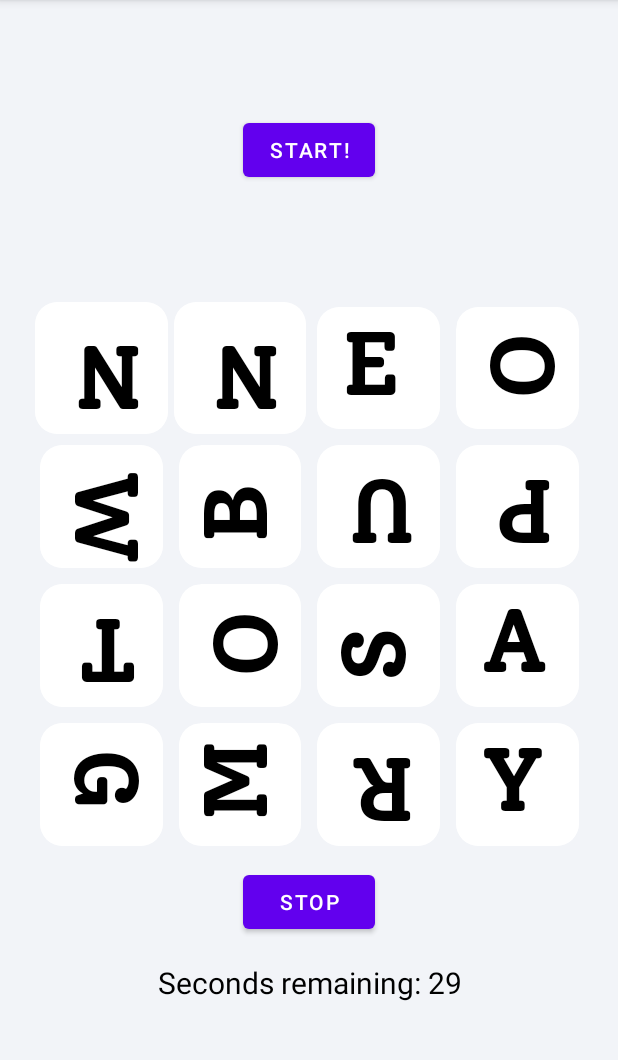
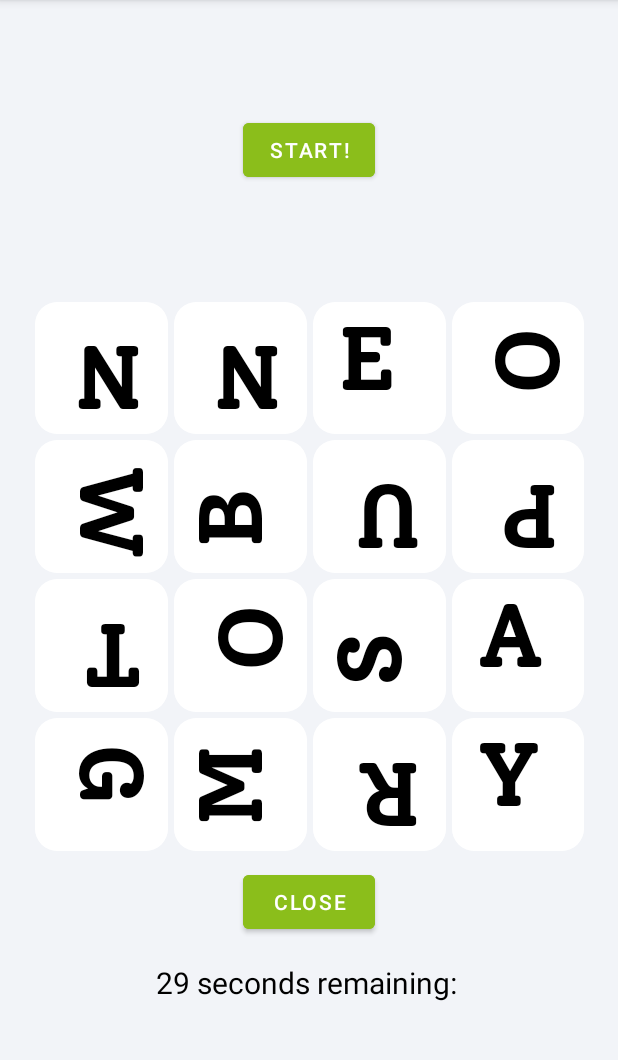
Before and after one commit to tubbmeister/My_Boggle, an Android app: the screen it shows after launch (MainActivity), after a tap on "START!", on a phone screen of 412 x 824 dp, the part 84-1144 px from its top. Run offline under Robolectric (Android 15) with nearby library versions, the phone set to English and light mode, and no system bars.

Commit message:
Dad is the best 2

```diff
--- a/app/src/main/java/com/example/myboggle/MainActivity.java
+++ b/app/src/main/java/com/example/myboggle/MainActivity.java
@@ -7,6 +7,7 @@ import android.content.res.Resources;
 import android.content.res.TypedArray;
 import android.os.Bundle;
 import android.os.CountDownTimer;
+import android.os.Handler;
 import android.view.View;
 import android.widget.ImageView;
 import android.widget.TextView;
@@ -56,7 +57,7 @@ public void Start(View view) {
     new CountDownTimer(30000, 1000) {
 
         public void onTick(long millisUntilFinished) {
-            mTextField.setText("Seconds remaining: " + millisUntilFinished / 1000);
+            mTextField.setText( millisUntilFinished / 1000+" seconds remaining: ");
         }
 
         public void onFinish() {
@@ -65,12 +66,11 @@ public void Start(View view) {
     }.start();
 
 
-
         Resources r = getResources(); //allows arrays to be loaded
         TypedArray Tiles = getResources().obtainTypedArray(R.array.image_array); //get array with tiles in
         Random rand = new Random();
         int randomNum4 = rand.nextInt(3 - 0 + 1); //creates random angle for displayed letter
-    int randomNum6 = rand.nextInt(5 ); //creates random angle for displayed letter
+        int randomNum6 = rand.nextInt(5); //creates random angle for displayed letter
         Top_1 = r.getStringArray(R.array.Display_Angle);
         Angle = Top_1[randomNum4]; //chooses from 4 options
         float tempFloat = Float.parseFloat(Angle);
@@ -95,7 +95,7 @@ public void Start(View view) {
         //if (Cube_Number==1){
         Sel_Letter = r.getStringArray(R.array.cube_arrays);
         Tube_Array_Choice = Sel_Letter[Cube_Number];
-    int arrayName_ID= getResources().getIdentifier(Tube_Array_Choice , "array",this.getPackageName());
+        int arrayName_ID = getResources().getIdentifier(Tube_Array_Choice, "array", this.getPackageName());
 
         String[] items = getResources().getStringArray(arrayName_ID);
 
@@ -113,7 +113,7 @@ public void Start(View view) {
         //if (Cube_Number==1){
         Sel_Letter = r.getStringArray(R.array.cube_arrays);
         Tube_Array_Choice = Sel_Letter[Cube_Number];
-     arrayName_ID= getResources().getIdentifier(Tube_Array_Choice , "array",this.getPackageName());
+        arrayName_ID = getResources().getIdentifier(Tube_Array_Choice, "array", this.getPackageName());
 
         items = getResources().getStringArray(arrayName_ID);
 
@@ -132,7 +132,7 @@ public void Start(View view) {
         //if (Cube_Number==1){
         Sel_Letter = r.getStringArray(R.array.cube_arrays);
         Tube_Array_Choice = Sel_Letter[Cube_Number];
-    arrayName_ID= getResources().getIdentifier(Tube_Array_Choice , "array",this.getPackageName());
+        arrayName_ID = getResources().getIdentifier(Tube_Array_Choice, "array", this.getPackageName());
 
         items = getResources().getStringArray(arrayName_ID);
 
@@ -151,7 +151,7 @@ public void Start(View view) {
         //if (Cube_Number==1){
         Sel_Letter = r.getStringArray(R.array.cube_arrays);
         Tube_Array_Choice = Sel_Letter[Cube_Number];
-    arrayName_ID= getResources().getIdentifier(Tube_Array_Choice , "array",this.getPackageName());
+        arrayName_ID = getResources().getIdentifier(Tube_Array_Choice, "array", this.getPackageName());
 
         items = getResources().getStringArray(arrayName_ID);
 
@@ -170,7 +170,7 @@ public void Start(View view) {
         //if (Cube_Number==1){
         Sel_Letter = r.getStringArray(R.array.cube_arrays);
         Tube_Array_Choice = Sel_Letter[Cube_Number];
-    arrayName_ID= getResources().getIdentifier(Tube_Array_Choice , "array",this.getPackageName());
+        arrayName_ID = getResources().getIdentifier(Tube_Array_Choice, "array", this.getPackageName());
 
         items = getResources().getStringArray(arrayName_ID);
 
@@ -188,7 +188,7 @@ public void Start(View view) {
         //if (Cube_Number==1){
         Sel_Letter = r.getStringArray(R.array.cube_arrays);
         Tube_Array_Choice = Sel_Letter[Cube_Number];
-    arrayName_ID= getResources().getIdentifier(Tube_Array_Choice , "array",this.getPackageName());
+        arrayName_ID = getResources().getIdentifier(Tube_Array_Choice, "array", this.getPackageName());
 
         items = getResources().getStringArray(arrayName_ID);
 
@@ -205,7 +205,7 @@ public void Start(View view) {
         //if (Cube_Number==1){
         Sel_Letter = r.getStringArray(R.array.cube_arrays);
         Tube_Array_Choice = Sel_Letter[Cube_Number];
-    arrayName_ID= getResources().getIdentifier(Tube_Array_Choice , "array",this.getPackageName());
+        arrayName_ID = getResources().getIdentifier(Tube_Array_Choice, "array", this.getPackageName());
 
         items = getResources().getStringArray(arrayName_ID);
 
@@ -222,7 +222,7 @@ public void Start(View view) {
         //if (Cube_Number==1){
         Sel_Letter = r.getStringArray(R.array.cube_arrays);
         Tube_Array_Choice = Sel_Letter[Cube_Number];
-    arrayName_ID= getResources().getIdentifier(Tube_Array_Choice , "array",this.getPackageName());
+        arrayName_ID = getResources().getIdentifier(Tube_Array_Choice, "array", this.getPackageName());
 
         items = getResources().getStringArray(arrayName_ID);
 
@@ -239,7 +239,7 @@ public void Start(View view) {
         //if (Cube_Number==1){
         Sel_Letter = r.getStringArray(R.array.cube_arrays);
         Tube_Array_Choice = Sel_Letter[Cube_Number];
-    arrayName_ID= getResources().getIdentifier(Tube_Array_Choice , "array",this.getPackageName());
+        arrayName_ID = getResources().getIdentifier(Tube_Array_Choice, "array", this.getPackageName());
 
         items = getResources().getStringArray(arrayName_ID);
 
@@ -256,7 +256,7 @@ public void Start(View view) {
         //if (Cube_Number==1){
         Sel_Letter = r.getStringArray(R.array.cube_arrays);
         Tube_Array_Choice = Sel_Letter[Cube_Number];
-    arrayName_ID= getResources().getIdentifier(Tube_Array_Choice , "array",this.getPackageName());
+        arrayName_ID = getResources().getIdentifier(Tube_Array_Choice, "array", this.getPackageName());
 
         items = getResources().getStringArray(arrayName_ID);
 
@@ -273,7 +273,7 @@ public void Start(View view) {
         //if (Cube_Number==1){
         Sel_Letter = r.getStringArray(R.array.cube_arrays);
         Tube_Array_Choice = Sel_Letter[Cube_Number];
-    arrayName_ID= getResources().getIdentifier(Tube_Array_Choice , "array",this.getPackageName());
+        arrayName_ID = getResources().getIdentifier(Tube_Array_Choice, "array", this.getPackageName());
 
         items = getResources().getStringArray(arrayName_ID);
 
@@ -290,7 +290,7 @@ public void Start(View view) {
         //if (Cube_Number==1){
         Sel_Letter = r.getStringArray(R.array.cube_arrays);
         Tube_Array_Choice = Sel_Letter[Cube_Number];
-    arrayName_ID= getResources().getIdentifier(Tube_Array_Choice , "array",this.getPackageName());
+        arrayName_ID = getResources().getIdentifier(Tube_Array_Choice, "array", this.getPackageName());
 
         items = getResources().getStringArray(arrayName_ID);
 
@@ -307,7 +307,7 @@ public void Start(View view) {
         //if (Cube_Number==1){
         Sel_Letter = r.getStringArray(R.array.cube_arrays);
         Tube_Array_Choice = Sel_Letter[Cube_Number];
-    arrayName_ID= getResources().getIdentifier(Tube_Array_Choice , "array",this.getPackageName());
+        arrayName_ID = getResources().getIdentifier(Tube_Array_Choice, "array", this.getPackageName());
 
         items = getResources().getStringArray(arrayName_ID);
 
@@ -324,7 +324,7 @@ public void Start(View view) {
         //if (Cube_Number==1){
         Sel_Letter = r.getStringArray(R.array.cube_arrays);
         Tube_Array_Choice = Sel_Letter[Cube_Number];
-    arrayName_ID= getResources().getIdentifier(Tube_Array_Choice , "array",this.getPackageName());
+        arrayName_ID = getResources().getIdentifier(Tube_Array_Choice, "array", this.getPackageName());
 
         items = getResources().getStringArray(arrayName_ID);
 
@@ -341,7 +341,7 @@ public void Start(View view) {
         //if (Cube_Number==1){
         Sel_Letter = r.getStringArray(R.array.cube_arrays);
         Tube_Array_Choice = Sel_Letter[Cube_Number];
-    arrayName_ID= getResources().getIdentifier(Tube_Array_Choice , "array",this.getPackageName());
+        arrayName_ID = getResources().getIdentifier(Tube_Array_Choice, "array", this.getPackageName());
 
         items = getResources().getStringArray(arrayName_ID);
 
@@ -358,7 +358,7 @@ public void Start(View view) {
         //if (Cube_Number==1){
         Sel_Letter = r.getStringArray(R.array.cube_arrays);
         Tube_Array_Choice = Sel_Letter[Cube_Number];
-    arrayName_ID= getResources().getIdentifier(Tube_Array_Choice , "array",this.getPackageName());
+        arrayName_ID = getResources().getIdentifier(Tube_Array_Choice, "array", this.getPackageName());
 
         items = getResources().getStringArray(arrayName_ID);
 
@@ -371,8 +371,8 @@ public void Start(View view) {
         Angle = Top_1[randomNum4]; //chooses from 4 options
         tempFloat = Float.parseFloat(Angle);
         text_16.setRotation(tempFloat);
+    }
 
-    }
 public void Stop(View view){
         System.exit(0);
 }
--- a/app/src/main/res/layout/activity_main.xml
+++ b/app/src/main/res/layout/activity_main.xml
@@ -90,7 +90,7 @@
             android:id="@+id/Top_3"
             android:layout_width="0dp"
             android:layout_height="0dp"
-            android:layout_margin="5dp"
+            android:layout_margin="2dp"
             app:cardCornerRadius="15dp"
             app:cardElevation="0dp"
             app:layout_columnWeight="1"
@@ -122,7 +122,7 @@
             android:id="@+id/Top_4"
             android:layout_width="0dp"
             android:layout_height="0dp"
-            android:layout_margin="5dp"
+            android:layout_margin="2dp"
             app:cardCornerRadius="15dp"
             app:cardElevation="0dp"
             app:layout_columnWeight="1"
@@ -154,7 +154,7 @@
             android:id="@+id/Top_Left"
             android:layout_width="0dp"
             android:layout_height="0dp"
-            android:layout_margin="5dp"
+            android:layout_margin="2dp"
             app:cardCornerRadius="15dp"
             app:cardElevation="0dp"
             app:layout_columnWeight="1"
@@ -186,7 +186,7 @@
             android:id="@+id/Top_Left"
             android:layout_width="0dp"
             android:layout_height="0dp"
-            android:layout_margin="5dp"
+            android:layout_margin="2dp"
             app:cardCornerRadius="15dp"
             app:cardElevation="0dp"
             app:layout_columnWeight="1"
@@ -218,7 +218,7 @@
             android:id="@+id/Top_Left"
             android:layout_width="0dp"
             android:layout_height="0dp"
-            android:layout_margin="5dp"
+            android:layout_margin="2dp"
             app:cardCornerRadius="15dp"
             app:cardElevation="0dp"
             app:layout_columnWeight="1"
@@ -250,7 +250,7 @@
             android:id="@+id/Top_Left"
             android:layout_width="0dp"
             android:layout_height="0dp"
-            android:layout_margin="5dp"
+            android:layout_margin="2dp"
             app:cardCornerRadius="15dp"
             app:cardElevation="0dp"
             app:layout_columnWeight="1"
@@ -282,7 +282,7 @@
             android:id="@+id/Top_Left"
             android:layout_width="0dp"
             android:layout_height="0dp"
-            android:layout_margin="5dp"
+            android:layout_margin="2dp"
             app:cardCornerRadius="15dp"
             app:cardElevation="0dp"
             app:layout_columnWeight="1"
@@ -314,7 +314,7 @@
             android:id="@+id/Top_Left"
             android:layout_width="0dp"
             android:layout_height="0dp"
-            android:layout_margin="5dp"
+            android:layout_margin="2dp"
             app:cardCornerRadius="15dp"
             app:cardElevation="0dp"
             app:layout_columnWeight="1"
@@ -346,7 +346,7 @@
             android:id="@+id/Top_Left"
             android:layout_width="0dp"
             android:layout_height="0dp"
-            android:layout_margin="5dp"
+            android:layout_margin="2dp"
             app:cardCornerRadius="15dp"
             app:cardElevation="0dp"
             app:layout_columnWeight="1"
@@ -378,7 +378,7 @@
             android:id="@+id/Top_Left"
             android:layout_width="0dp"
             android:layout_height="0dp"
-            android:layout_margin="5dp"
+            android:layout_margin="2dp"
             app:cardCornerRadius="15dp"
             app:cardElevation="0dp"
             app:layout_columnWeight="1"
@@ -410,7 +410,7 @@
             android:id="@+id/Top_Left"
             android:layout_width="0dp"
             android:layout_height="0dp"
-            android:layout_margin="5dp"
+            android:layout_margin="2dp"
             app:cardCornerRadius="15dp"
             app:cardElevation="0dp"
             app:layout_columnWeight="1"
@@ -440,7 +440,7 @@
             android:id="@+id/Top_Left"
             android:layout_width="0dp"
             android:layout_height="0dp"
-            android:layout_margin="5dp"
+            android:layout_margin="2dp"
             app:cardCornerRadius="15dp"
             app:cardElevation="0dp"
             app:layout_columnWeight="1"
@@ -472,7 +472,7 @@
             android:id="@+id/Top_Left"
             android:layout_width="0dp"
             android:layout_height="0dp"
-            android:layout_margin="5dp"
+            android:layout_margin="2dp"
             app:cardCornerRadius="15dp"
             app:cardElevation="0dp"
             app:layout_columnWeight="1"
@@ -504,7 +504,7 @@
             android:id="@+id/Top_Left"
             android:layout_width="0dp"
             android:layout_height="0dp"
-            android:layout_margin="5dp"
+            android:layout_margin="2dp"
             app:cardCornerRadius="15dp"
             app:cardElevation="0dp"
             app:layout_columnWeight="1"
@@ -538,6 +538,7 @@
         android:layout_width="wrap_content"
         android:layout_height="wrap_content"
         android:onClick="Start"
+        android:backgroundTint="#8bbe1b"
         android:text="Start!"
         app:layout_constraintBottom_toTopOf="@+id/gridLayout"
         app:layout_constraintEnd_toEndOf="parent"
@@ -548,9 +549,10 @@
         android:id="@+id/Stop"
         android:layout_width="wrap_content"
         android:layout_height="wrap_content"
+        android:backgroundTint="#8bbe1b"
         android:layout_marginTop="8dp"
         android:onClick="Stop"
-        android:text="Stop"
+        android:text="Close"
         app:layout_constraintEnd_toEndOf="parent"
         app:layout_constraintStart_toStartOf="parent"
         app:layout_constraintTop_toBottomOf="@+id/gridLayout" />
```
Lines whose indentation alone changed are shown as unchanged.
